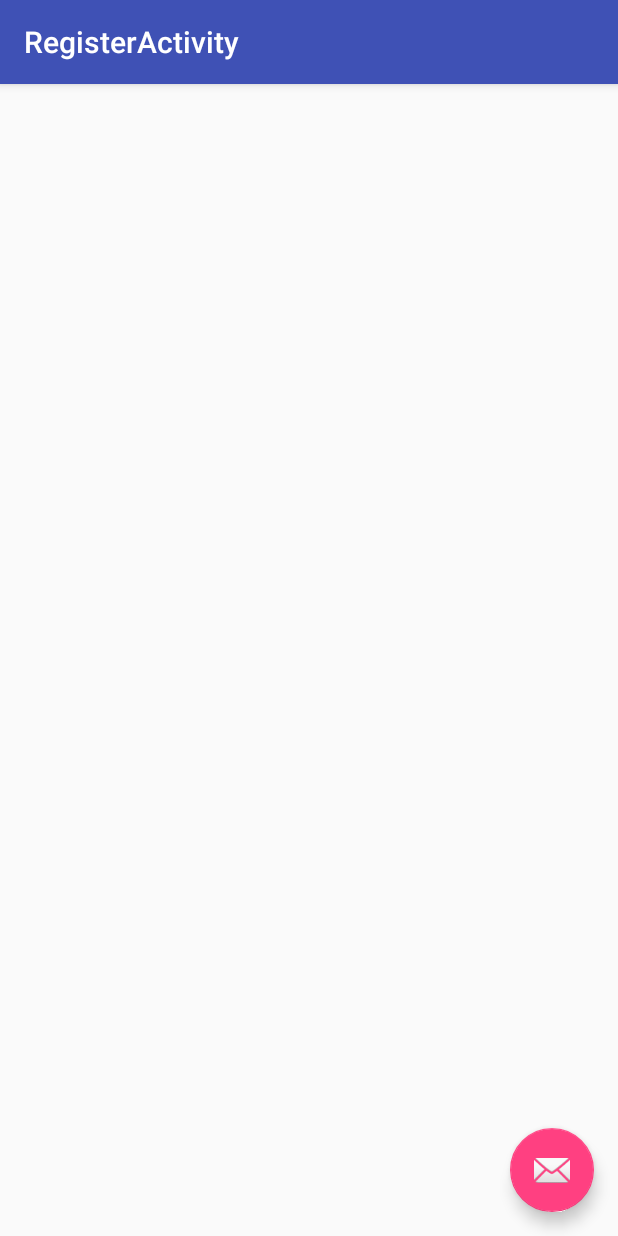
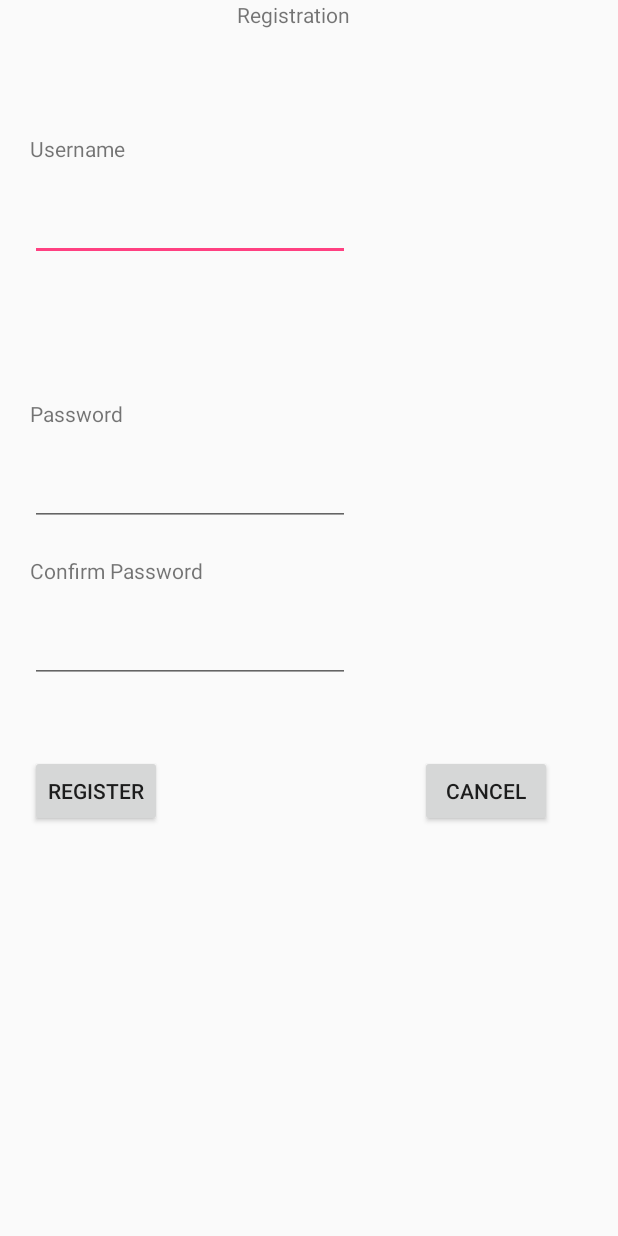
Before and after one commit to plum7ree/Shelter, an Android app: the RegisterActivity screen opened directly, with no data from a screen before it, on a phone screen of 412 x 824 dp. Run offline under Robolectric (Android 15) with nearby library versions, the phone set to English and light mode, and no system bars.

Commit message:
Logout, Register Activity added

```diff
--- a/app/src/main/java/cs2340/gatech/edu/lab4/controller/LoginActivity.java
+++ b/app/src/main/java/cs2340/gatech/edu/lab4/controller/LoginActivity.java
@@ -14,6 +14,7 @@ public class LoginActivity extends AppCompatActivity {
 
     private EditText usernameField;
     private EditText password;
+    Model model = Model.getInstance();
 
     public static final String ARG_USER_ID = "user_id";
     public static final String ARG_PASSWORD_ID = "password_id";
@@ -28,7 +29,7 @@ public class LoginActivity extends AppCompatActivity {
     }
 
     public void onLoginPressed(View view) {
-        if(Model.isValidUserAndPassword(usernameField.getText().toString(),password.getText().toString())) {
+        if(model.isValidUserAndPassword(usernameField.getText().toString(),password.getText().toString())) {
             Intent intent = new Intent(getBaseContext(), AfterLoginActivity.class);
             intent.putExtra(ARG_USER_ID,usernameField.getText().toString());
             startActivity(intent);
--- a/app/src/main/java/cs2340/gatech/edu/lab4/controller/RegisterActivity.java
+++ b/app/src/main/java/cs2340/gatech/edu/lab4/controller/RegisterActivity.java
@@ -1,31 +1,59 @@
 package cs2340.gatech.edu.lab4.controller;
 
 import android.os.Bundle;
-import android.support.design.widget.FloatingActionButton;
 import android.support.design.widget.Snackbar;
 import android.support.v7.app.AppCompatActivity;
-import android.support.v7.widget.Toolbar;
 import android.view.View;
+import android.widget.TextView;
 
 import cs2340.gatech.edu.lab4.R;
+import cs2340.gatech.edu.lab4.model.Model;
 
 public class RegisterActivity extends AppCompatActivity {
+
+    Model model = Model.getInstance();
 
     @Override
     protected void onCreate(Bundle savedInstanceState) {
         super.onCreate(savedInstanceState);
         setContentView(R.layout.activity_register);
-        Toolbar toolbar = (Toolbar) findViewById(R.id.toolbar);
-        setSupportActionBar(toolbar);
 
-        FloatingActionButton fab = (FloatingActionButton) findViewById(R.id.fab);
-        fab.setOnClickListener(new View.OnClickListener() {
-            @Override
-            public void onClick(View view) {
-                Snackbar.make(view, "Replace with your own action", Snackbar.LENGTH_LONG)
+    }
+
+    public void onRegisterPressed(View view) {
+        TextView username = (TextView) findViewById(R.id.username_field);
+        TextView password = (TextView) findViewById(R.id.password_field);
+        TextView confirmPassword = (TextView) findViewById(R.id.confirm_password_field);
+        if(isUsernameWrong(username.getText().toString())) {
+            Snackbar.make(view, "Username is wrong.", Snackbar.LENGTH_LONG)
+                    .setAction("Action", null).show();
+        }
+        else if(!isUserExists(username.getText().toString())) {
+            if(isValidPassword(password.getText().toString(), confirmPassword.getText().toString())) {
+                model.setUserAndPassword(username.getText().toString(),password.getText().toString());
+                finish();
+            }
+            else {
+                Snackbar.make(view, "Password does not match the confirm password.", Snackbar.LENGTH_LONG)
                         .setAction("Action", null).show();
             }
-        });
+        }else {
+            Snackbar.make(view, "User already exists.", Snackbar.LENGTH_LONG)
+                    .setAction("Action", null).show();
+        }
     }
 
+    public void onCancelPressed(View view) { finish();}
+
+    private boolean isUserExists(String str){
+        return model.getUserAndPassword().containsKey(str);
+    }
+
+    private boolean isUsernameWrong(String str) {
+        return str.replaceAll("\\s+","").equals("");
+    }
+
+    private boolean isValidPassword(String pass, String confirm_pass) {
+        return pass.equals(confirm_pass);
+    }
 }
--- a/app/src/main/res/layout/activity_main.xml
+++ b/app/src/main/res/layout/activity_main.xml
@@ -16,7 +16,7 @@
             android:layout_alignParentTop="true"
             android:layout_centerHorizontal="true"
             android:layout_marginTop="56dp"
-            android:text="Hello World!"
+            android:text="Welcome!"
             app:layout_constraintBottom_toBottomOf="parent"
             app:layout_constraintLeft_toLeftOf="parent"
             app:layout_constraintRight_toRightOf="parent"
--- a/app/src/main/res/layout/activity_register.xml
+++ b/app/src/main/res/layout/activity_register.xml
@@ -6,28 +6,6 @@
     android:layout_height="match_parent"
     tools:context="cs2340.gatech.edu.lab4.controller.RegisterActivity">
 
-    <android.support.design.widget.AppBarLayout
-        android:layout_width="match_parent"
-        android:layout_height="wrap_content"
-        android:theme="@style/AppTheme.AppBarOverlay">
-
-        <android.support.v7.widget.Toolbar
-            android:id="@+id/toolbar"
-            android:layout_width="match_parent"
-            android:layout_height="?attr/actionBarSize"
-            android:background="?attr/colorPrimary"
-            app:popupTheme="@style/AppTheme.PopupOverlay" />
-
-    </android.support.design.widget.AppBarLayout>
-
     <include layout="@layout/content_register" />
 
-    <android.support.design.widget.FloatingActionButton
-        android:id="@+id/fab"
-        android:layout_width="wrap_content"
-        android:layout_height="wrap_content"
-        android:layout_gravity="bottom|end"
-        android:layout_margin="@dimen/fab_margin"
-        app:srcCompat="@android:drawable/ic_dialog_email" />
-
 </android.support.design.widget.CoordinatorLayout>
--- a/app/src/main/res/layout/content_login.xml
+++ b/app/src/main/res/layout/content_login.xml
@@ -21,7 +21,7 @@
             android:layout_marginStart="40dp"
             android:layout_marginTop="123dp"
             android:ems="10"
-            android:inputType="textEmailAddress" />
+            android:inputType="text" />
 
         <EditText
             android:id="@+id/password_field"
--- a/app/src/main/res/layout/content_register.xml
+++ b/app/src/main/res/layout/content_register.xml
@@ -8,4 +8,93 @@
     tools:context="cs2340.gatech.edu.lab4.controller.RegisterActivity"
     tools:showIn="@layout/activity_register">
 
+    <RelativeLayout
+        android:layout_width="368dp"
+        android:layout_height="551dp"
+        android:paddingLeft = "20dp"
+        tools:layout_editor_absoluteX="8dp"
+        tools:layout_editor_absoluteY="8dp">
+
+        <TextView
+            android:id="@+id/textView4"
+            android:layout_width="wrap_content"
+            android:layout_height="wrap_content"
+            android:layout_below="@+id/textView6"
+            android:layout_marginTop="70dp"
+            android:text="Username" />
+
+        <EditText
+            android:id="@+id/username_field"
+            android:layout_width="wrap_content"
+            android:layout_height="wrap_content"
+            android:layout_alignParentStart="true"
+            android:layout_below="@+id/textView4"
+            android:layout_marginTop="20dp"
+            android:ems="10"
+            android:inputType="text" />
+
+        <TextView
+            android:id="@+id/textView6"
+            android:gravity="center_horizontal"
+            android:layout_width="wrap_content"
+            android:layout_height="wrap_content"
+            android:layout_alignEnd="@+id/username_field"
+            android:layout_alignParentTop="true"
+            android:text="Registration" />
+
+        <TextView
+            android:id="@+id/textView7"
+            android:layout_width="wrap_content"
+            android:layout_height="wrap_content"
+            android:layout_alignParentStart="true"
+            android:layout_centerVertical="true"
+            android:text="Password" />
+
+        <EditText
+            android:id="@+id/password_field"
+            android:layout_width="wrap_content"
+            android:layout_height="wrap_content"
+            android:layout_alignEnd="@+id/username_field"
+            android:layout_below="@+id/textView7"
+            android:layout_marginTop="20dp"
+            android:ems="10"
+            android:inputType="textPassword" />
+
+        <TextView
+            android:id="@+id/textView8"
+            android:layout_width="wrap_content"
+            android:layout_height="wrap_content"
+            android:layout_alignParentStart="true"
+            android:layout_below="@+id/password_field"
+            android:layout_marginTop="20dp"
+            android:text="Confirm Password" />
+
+        <EditText
+            android:id="@+id/confirm_password_field"
+            android:layout_width="wrap_content"
+            android:layout_height="wrap_content"
+            android:layout_alignEnd="@+id/password_field"
+            android:layout_below="@+id/textView8"
+            android:layout_marginTop="20dp"
+            android:ems="10"
+            android:inputType="textPassword" />
+
+        <Button
+            android:id="@+id/register_button"
+            android:layout_width="wrap_content"
+            android:layout_height="wrap_content"
+            android:layout_alignParentBottom="true"
+            android:layout_alignParentStart="true"
+            android:onClick="onRegisterPressed"
+            android:text="Register" />
+
+        <Button
+            android:id="@+id/cancel_button"
+            android:layout_width="wrap_content"
+            android:layout_height="wrap_content"
+            android:layout_alignParentBottom="true"
+            android:layout_alignParentEnd="true"
+            android:onClick="onCancelPressed"
+            android:text="Cancel" />
+    </RelativeLayout>
 </android.support.constraint.ConstraintLayout>
```
